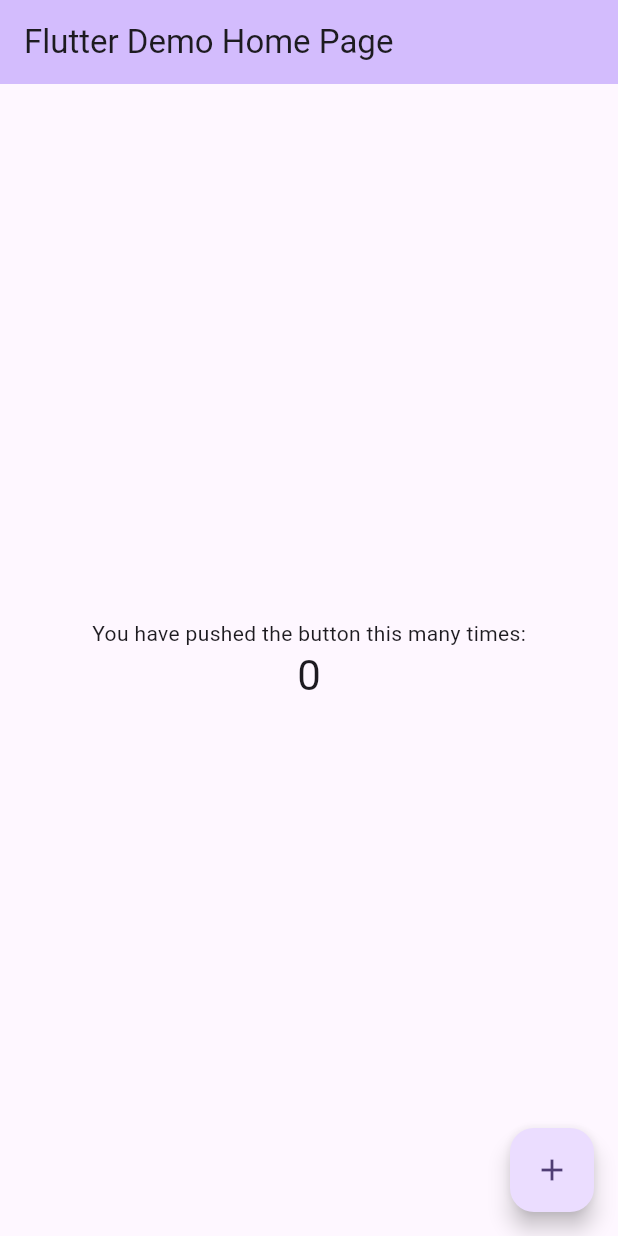
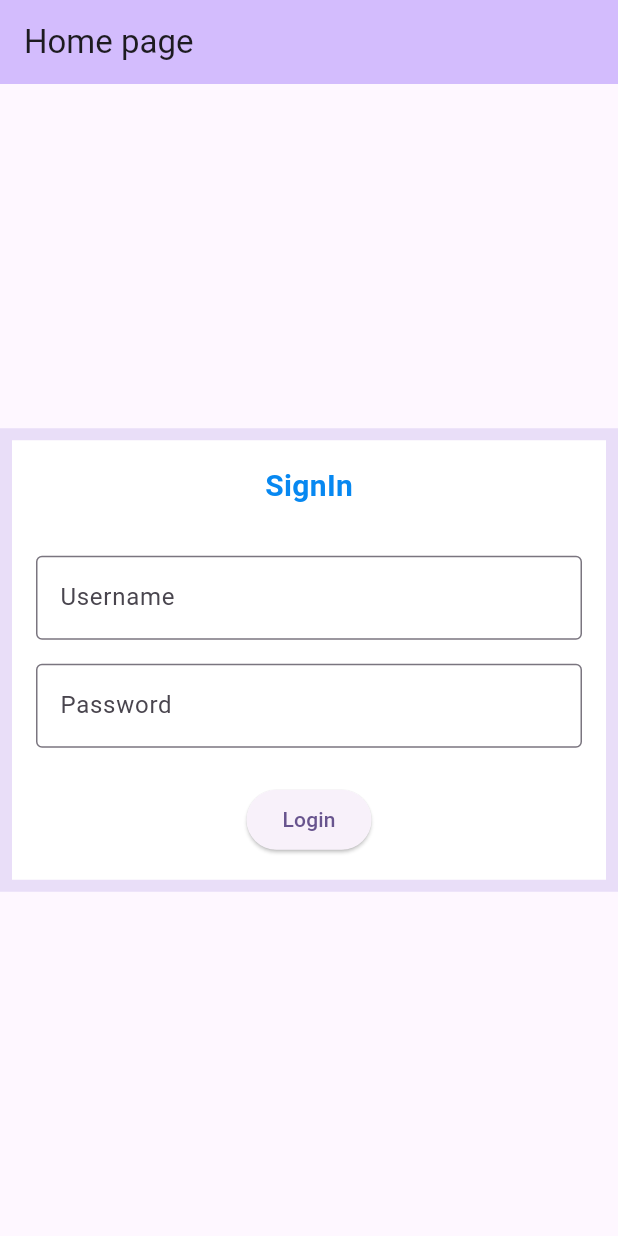
Before and after one commit to manodip1234/CRUD_Flutter, a Flutter app: the screen it shows after launch, on a phone screen of 412 x 824 dp. Run offline on Flutter 3.47's test engine with Material 3 defaults, Android fonts, the phone set to English and light mode, and no system bars.

Commit message:
Update changes

```diff
--- a/lib/main.dart
+++ b/lib/main.dart
@@ -7,119 +7,112 @@ void main() {
 class MyApp extends StatelessWidget {
   const MyApp({super.key});
 
-  // This widget is the root of your application.
   @override
   Widget build(BuildContext context) {
     return MaterialApp(
       title: 'Flutter Demo',
+      debugShowCheckedModeBanner: false,
       theme: ThemeData(
-        // This is the theme of your application.
-        //
-        // TRY THIS: Try running your application with "flutter run". You'll see
-        // the application has a purple toolbar. Then, without quitting the app,
-        // try changing the seedColor in the colorScheme below to Colors.green
-        // and then invoke "hot reload" (save your changes or press the "hot
-        // reload" button in a Flutter-supported IDE, or press "r" if you used
-        // the command line to start the app).
-        //
-        // Notice that the counter didn't reset back to zero; the application
-        // state is not lost during the reload. To reset the state, use hot
-        // restart instead.
-        //
-        // This works for code too, not just values: Most code changes can be
-        // tested with just a hot reload.
         colorScheme: ColorScheme.fromSeed(seedColor: Colors.deepPurple),
         useMaterial3: true,
       ),
-      home: const MyHomePage(title: 'Flutter Demo Home Page'),
+      home: MyHomePage(),
     );
   }
 }
 
 class MyHomePage extends StatefulWidget {
-  const MyHomePage({super.key, required this.title});
-
-  // This widget is the home page of your application. It is stateful, meaning
-  // that it has a State object (defined below) that contains fields that affect
-  // how it looks.
-
-  // This class is the configuration for the state. It holds the values (in this
-  // case the title) provided by the parent (in this case the App widget) and
-  // used by the build method of the State. Fields in a Widget subclass are
-  // always marked "final".
-
-  final String title;
-
   @override
   State<MyHomePage> createState() => _MyHomePageState();
 }
 
 class _MyHomePageState extends State<MyHomePage> {
-  int _counter = 0;
+  @override
+  Widget build(BuildContext context) {
+    return Scaffold(
+      appBar: AppBar(
+        backgroundColor: Theme.of(context).colorScheme.inversePrimary,
+        title: Text('Home page'),
+      ),
+      body: Center(
+        child: Column(
+          mainAxisAlignment: MainAxisAlignment.center,
+          children: <Widget>[
+            LogInPage(),
+          ],
+        ),
+      ),
+    );
+  }
+}
 
-  void _incrementCounter() {
-    setState(() {
-      // This call to setState tells the Flutter framework that something has
-      // changed in this State, which causes it to rerun the build method below
-      // so that the display can reflect the updated values. If we changed
-      // _counter without calling setState(), then the build method would not be
-      // called again, and so nothing would appear to happen.
-      _counter++;
-    });
-  }
+class LogInPage extends StatelessWidget {
+  const LogInPage({
+    super.key,
+  });
 
   @override
   Widget build(BuildContext context) {
-    // This method is rerun every time setState is called, for instance as done
-    // by the _incrementCounter method above.
-    //
-    // The Flutter framework has been optimized to make rerunning build methods
-    // fast, so that you can just rebuild anything that needs updating rather
-    // than having to individually change instances of widgets.
-    return Scaffold(
-      appBar: AppBar(
-        // TRY THIS: Try changing the color here to a specific color (to
-        // Colors.amber, perhaps?) and trigger a hot reload to see the AppBar
-        // change color while the other colors stay the same.
-        backgroundColor: Theme.of(context).colorScheme.inversePrimary,
-        // Here we take the value from the MyHomePage object that was created by
-        // the App.build method, and use it to set our appbar title.
-        title: Text(widget.title),
-      ),
-      body: Center(
-        // Center is a layout widget. It takes a single child and positions it
-        // in the middle of the parent.
-        child: Column(
-          // Column is also a layout widget. It takes a list of children and
-          // arranges them vertically. By default, it sizes itself to fit its
-          // children horizontally, and tries to be as tall as its parent.
-          //
-          // Column has various properties to control how it sizes itself and
-          // how it positions its children. Here we use mainAxisAlignment to
-          // center the children vertically; the main axis here is the vertical
-          // axis because Columns are vertical (the cross axis would be
-          // horizontal).
-          //
-          // TRY THIS: Invoke "debug painting" (choose the "Toggle Debug Paint"
-          // action in the IDE, or press "p" in the console), to see the
-          // wireframe for each widget.
-          mainAxisAlignment: MainAxisAlignment.center,
-          children: <Widget>[
-            const Text(
-              'You have pushed the button this many times:',
+    return Center(
+      child: Container(
+        color: Theme.of(context).colorScheme.secondaryContainer,
+        child: Padding(
+          padding: const EdgeInsets.all(8.0),
+          child: Container(
+            constraints: BoxConstraints(
+                maxWidth: 400), // Set the width in logical pixels
+            color: Colors.white,
+            padding: const EdgeInsets.all(16.0),
+            child: Column(
+              mainAxisAlignment: MainAxisAlignment.center,
+              children: [
+                Text(
+                  "SignIn",
+                  style: TextStyle(
+                    color: const Color.fromARGB(255, 7, 136, 241),
+                    fontSize: 20,
+                    fontWeight: FontWeight.bold,
+                  ),
+                ),
+                SizedBox(height: 32),
+                TextFormField(
+                  controller: null,
+                  decoration: InputDecoration(
+                    labelText: 'Username',
+                    border: OutlineInputBorder(),
+                  ),
+                  validator: (value) {
+                    if (value == null || value.isEmpty) {
+                      return 'Please enter your username';
+                    }
+                    return null;
+                  },
+                ),
+                SizedBox(height: 16),
+                TextFormField(
+                  controller: null,
+                  decoration: InputDecoration(
+                    labelText: 'Password',
+                    border: OutlineInputBorder(),
+                  ),
+                  obscureText: true,
+                  validator: (value) {
+                    if (value == null || value.isEmpty) {
+                      return 'Please enter your password';
+                    }
+                    return null;
+                  },
+                ),
+                SizedBox(height: 24),
+                ElevatedButton(
+                  onPressed: () {},
+                  child: Text('Login'),
+                ),
+              ],
             ),
-            Text(
-              '$_counter',
-              style: Theme.of(context).textTheme.headlineMedium,
-            ),
-          ],
+          ),
         ),
       ),
-      floatingActionButton: FloatingActionButton(
-        onPressed: _incrementCounter,
-        tooltip: 'Increment',
-        child: const Icon(Icons.add),
-      ), // This trailing comma makes auto-formatting nicer for build methods.
     );
   }
 }
```
Also changed, not shown: 17 other files.
